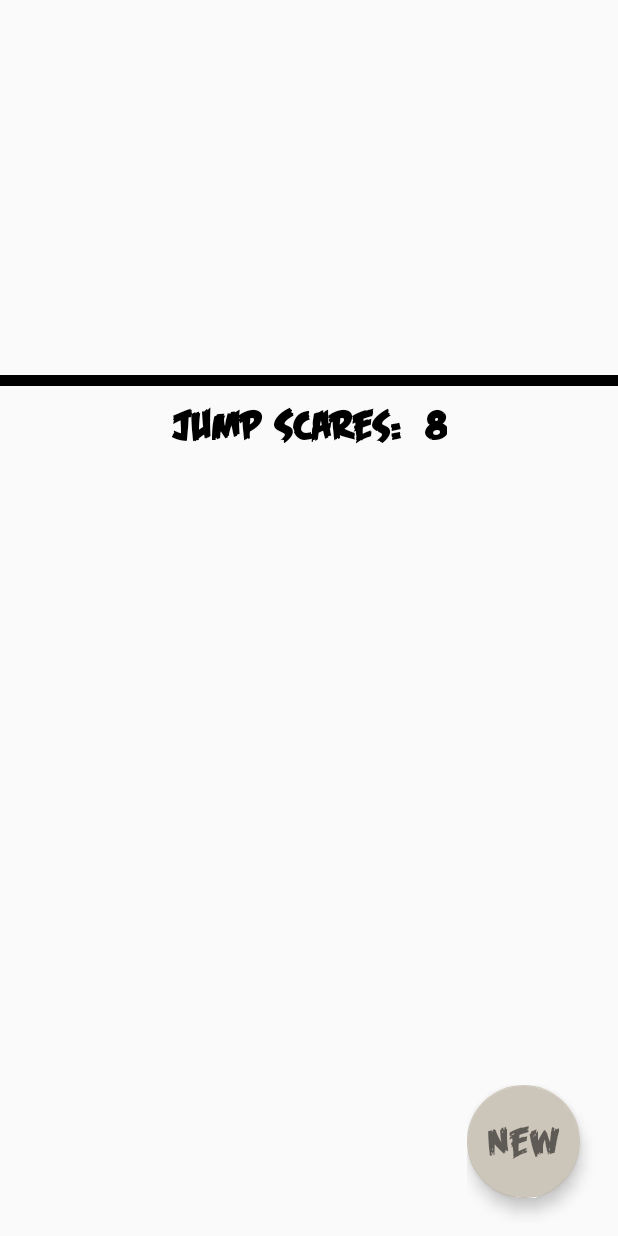
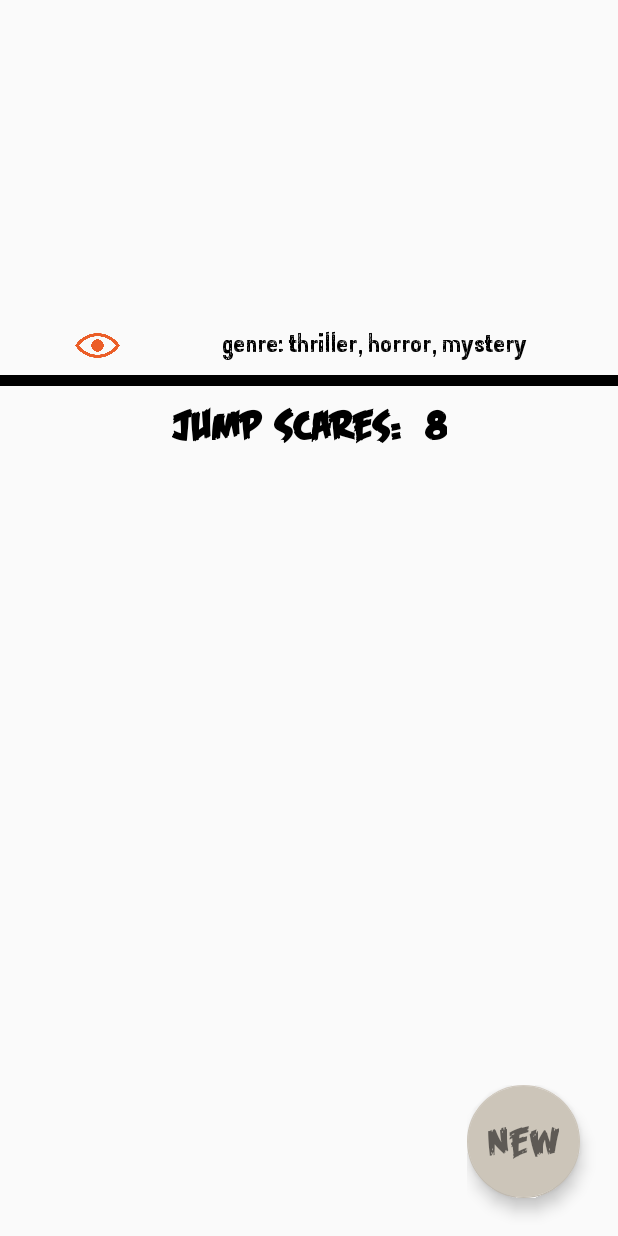
Before and after one commit to williamxyshi/share-the-JUMPscare, an Android app: the layout fragment_detail.xml on its own in the app's theme, with its tools: preview values and no code run, on a phone screen of 412 x 824 dp. Run offline under Robolectric (Android 15) with nearby library versions, the phone set to English and light mode, and no system bars; network calls fail.

Commit message:
add voting posts, page views, backend logic, saving login token

```diff
--- a/noJUMPscares-android/app/build.gradle
+++ b/noJUMPscares-android/app/build.gradle
@@ -61,4 +61,5 @@ dependencies {
     implementation 'com.google.android.material:material:1.1.0-alpha06'
     implementation 'com.squareup.okhttp3:logging-interceptor:4.2.1'
 
+
 }
--- a/noJUMPscares-android/app/src/main/java/com/williamxyshi/njsandroid/models/retrofitmodels/MovieDataClasses.kt
+++ b/noJUMPscares-android/app/src/main/java/com/williamxyshi/njsandroid/models/retrofitmodels/MovieDataClasses.kt
@@ -9,9 +9,9 @@ object MovieDataClasses {
 
     data class PostInfo(val name: String, val posttime: String, val majorscare: String, val description: String )
 
-    data class ServerMovieResult(val name: String, val length: String, val posts: ArrayList<MoviePost>, val posterurl: String )
+    data class ServerMovieResult(val name: String, val length: String, val posts: ArrayList<MoviePost>, val posterurl: String, val pageviews: Int )
 
-    data class MoviePost(val time: String, val majorscare: String, val description: String,  val upvotedBy: ArrayList<String>)
+    data class MoviePost(val time: String, val majorscare: String, val description: String,  val upvotedBy: ArrayList<String>,  val downvotedBy: ArrayList<String>)
 
     data class FrontPage(val FeaturedMovies: ArrayList<ServerMovieResult>, val MostScares: ArrayList<ServerMovieResult>, val MostLiked: ArrayList<ServerMovieResult> )
 }
--- a/noJUMPscares-android/app/src/main/res/layout/fragment_detail.xml
+++ b/noJUMPscares-android/app/src/main/res/layout/fragment_detail.xml
@@ -11,8 +11,8 @@
         app:layout_constraintLeft_toLeftOf="parent"
         android:layout_marginTop="10dp"
         android:layout_marginBottom="10dp"
-        android:layout_width="180dp"
-        android:layout_height="230dp"/>
+        android:layout_width="130dp"
+        android:layout_height="200dp"/>
 
 
     <TextView
@@ -29,13 +29,68 @@
         android:layout_width="0dp"
         android:layout_height="wrap_content"/>
 
+    <androidx.constraintlayout.widget.ConstraintLayout
+        android:id="@+id/viewsContainer"
+        app:layout_constraintTop_toBottomOf="@id/moviePoster"
+        app:layout_constraintLeft_toLeftOf="@id/moviePoster"
+        app:layout_constraintBottom_toTopOf="@id/topLine"
+        android:layout_width="match_parent"
+        android:layout_height="40dp">
+
+        <ImageView
+            android:id="@+id/eyeIcon"
+            android:layout_width="30dp"
+            android:layout_height="30dp"
+            android:src="@drawable/ic_eye"
+            app:layout_constraintTop_toTopOf="parent"
+            app:layout_constraintBottom_toBottomOf="parent"
+            android:tooltipText="page views count"
+            android:layout_marginLeft="50dp"
+            app:layout_constraintLeft_toLeftOf="parent"
+            android:tint="@color/orangeAccent"
+            />
+
+        <TextView
+            android:id="@+id/viewsCount"
+            app:layout_constraintLeft_toRightOf="@id/eyeIcon"
+            app:layout_constraintTop_toTopOf="parent"
+            app:layout_constraintBottom_toBottomOf="parent"
+            android:textSize="18sp"
+            android:layout_width="wrap_content"
+            android:layout_height="wrap_content"
+            android:textColor="@color/orangeAccent"
+            android:layout_marginBottom="4dp"
+            android:layout_marginLeft="1dp"
+            android:text=" "
+            android:fontFamily="@font/halloween"
+
+
+            />
+        <TextView
+            android:id="@+id/movieGenre"
+            app:layout_constraintLeft_toRightOf="@id/viewsCount"
+            android:text="genre: thriller, horror, mystery"
+            android:textColor="@color/black"
+            app:layout_constraintBottom_toBottomOf="parent"
+            app:layout_constraintTop_toTopOf="parent"
+            android:textSize="16sp"
+            android:fontFamily="@font/mainfont"
+            app:layout_constraintRight_toRightOf="parent"
+            android:layout_width="wrap_content"
+            android:layout_height="wrap_content"
+            android:layout_marginBottom="3dp"
+            />
+
+
+
+    </androidx.constraintlayout.widget.ConstraintLayout>
+
     <LinearLayout
         android:orientation="horizontal"
         android:id="@+id/topLine"
         android:layout_width="match_parent"
         android:layout_height="7dp"
-        android:layout_marginTop="10dp"
-        app:layout_constraintTop_toBottomOf="@id/moviePoster"
+        app:layout_constraintTop_toBottomOf="@id/viewsContainer"
         android:background="@color/black"
         />
 
--- a/noJUMPscares-android/app/src/main/res/layout/popup_window.xml
+++ b/noJUMPscares-android/app/src/main/res/layout/popup_window.xml
@@ -140,7 +140,7 @@
 
             android:layout_width="wrap_content"
             android:layout_height="wrap_content"
-            android:text="Description"
+            android:text="Description:"
 
             android:layout_marginTop="25dp"
             android:layout_marginLeft="25dp"
```
Also changed, not shown: noJUMPscares-android/app/src/main/java/com/williamxyshi/njsandroid/fragments/DetailFragment.kt (+10 -1 lines), noJUMPscares-android/app/src/main/res/drawable/ic_eye.png (added), 2 other files.
